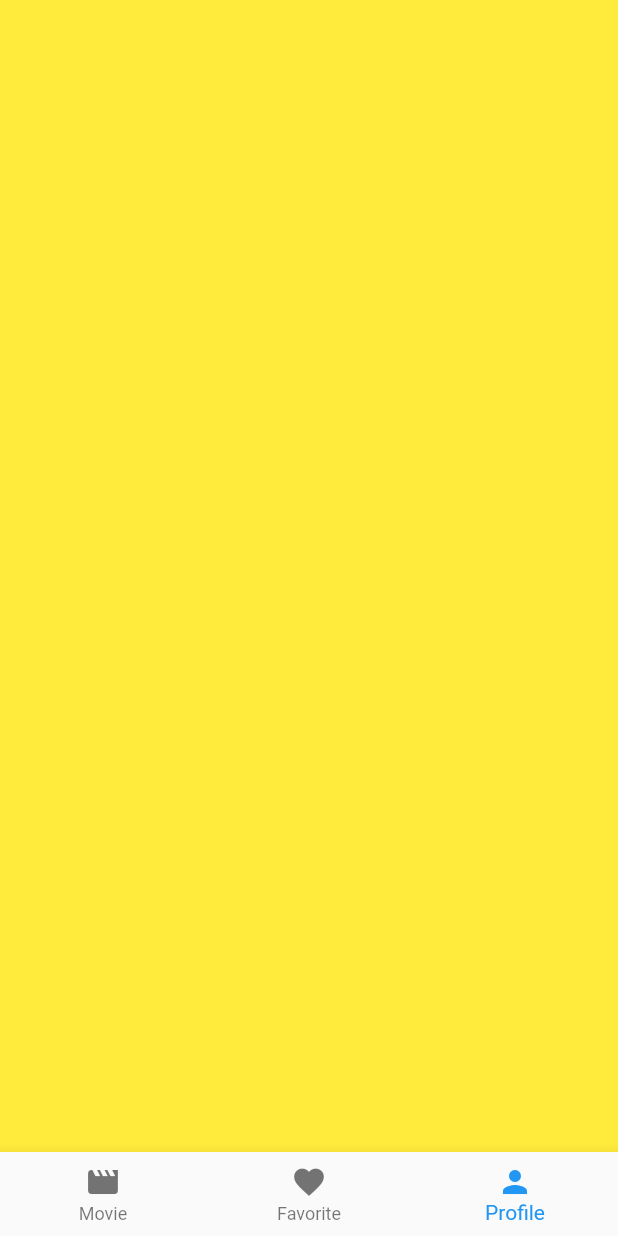
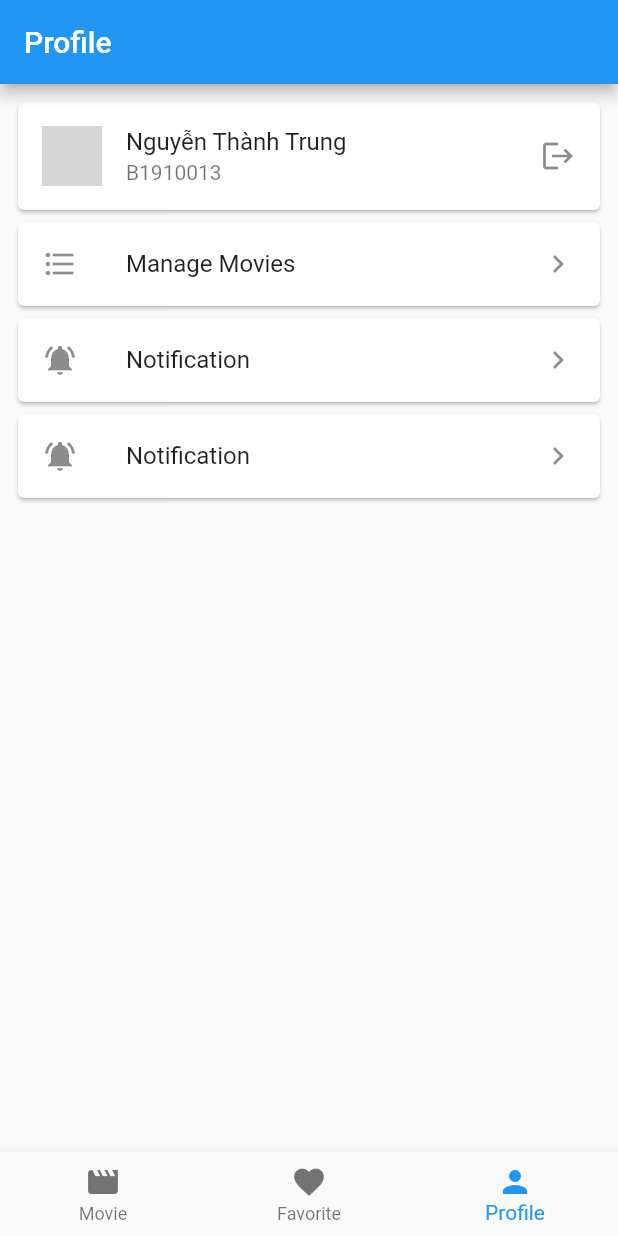
Before and after one commit to nttrung-vn/MovieSpaceApp, a Flutter app: the screen it shows after launch, item 3 of the bottom bar chosen, on a phone screen of 412 x 824 dp. Run offline on Flutter 3.47's test engine with Material 2 defaults, Android fonts, the phone set to English and light mode, and no system bars; network calls fail; grey boxes are pictures that could not be loaded.

Commit message:
Xay dung trang User Control

```diff
--- a/lib/ui/home.dart
+++ b/lib/ui/home.dart
@@ -1,6 +1,7 @@
 import 'package:flutter/material.dart';
 import 'movies/movie_overview_screen.dart';
 import 'movies/movie_favorite_screen.dart';
+import 'shared/user_control_screen.dart';
 
 class Home extends StatefulWidget {
   const Home({Key? key}) : super(key: key);
@@ -19,7 +20,9 @@ class _HomeState extends State<Home> {
     const SafeArea(
       child: MoviesFavoriteScreen(),
     ),
-    Container(color: Colors.yellow),
+    const SafeArea(
+      child: UserControl(),
+    ),
   ];
 
   @override
--- a/lib/ui/movies/movies_manager.dart
+++ b/lib/ui/movies/movies_manager.dart
@@ -10,129 +10,87 @@ class MoviesManager {
       nation: 'USA',
       genre: 'Superhero',
       posterUrl: 'https://metiz.vn/media/poster_film/black.jpg',
-      watchUrl: 'https://www.youtube.com/watch?v=_Z3QKkl1WyM',
+      watchUrl: 'https://youtu.be/_Z3QKkl1WyM',
+      year: 2022,
+      isFavorite: false,
+    ),
+    Movie(
+      id: 'm2',
+      name: 'Bỗng Dưng Trúng Số',
+      description:
+          'Phim Bỗng Dưng Trúng Số - 6/45 có nội dung vô cùng hài hước éo le xoay quanh Chun Woo là 1 người lính Hàn Quốc, trong lúc đang túng thiếu thì may mắn thay nhặt được 1 tấm vé số trúng độc đắc với số tiền lên đến 6 triệu đô, cứ tưởng được đổi đời nào ngờ sơ ý gió thổi bay tấm vé sang bên kia biên giới bị 1 anh lính Triều Tiên tên là Yong Ho lấy được. Bên này anh lính Hàn mong lấy tờ vé số để đổi tiền, trong khi anh chàng Yong Ho cầm trên tay tấm vé độc đắc nhưng lại không thể đổi vì đang ở Triều Tiên không thể bước chân sàng Hàn Quốc được. Thông tin này lan truyền đến tai của những đồng đội của 2 anh chàng, thế là cuộc đàm phán chia 5 xẻ 7 diễn ra. Liệu ai sẽ là người được hưởng lộc trời ban này? Mời các bạn cùng đón xem Bỗng Dưng Trúng Số - 6/45 (2022).',
+      nation: 'Hàn Quốc',
+      genre: 'Hài Hước',
+      posterUrl:
+          'https://www.cgv.vn/media/catalog/product/cache/1/image/c5f0a1eff4c394a251036189ccddaacd/b/d/bdts_main-poster_vi_print_1_.jpg',
+      watchUrl: 'https://youtu.be/1H9HPbWt3es',
+      year: 2022,
+      isFavorite: false,
+    ),
+    Movie(
+      id: 'm3',
+      name: 'Monster Portal',
+      description:
+          'Sau khi mất cha một phụ nữ trẻ được thừa kế tài sản của cha mình. Trong khi cố gắng tìm hiểu thêm về những bỉ ẩn về người cha chết, cô phát hiện ra rằng ngôi nhà đang được sử dụng bởi một giáo phái đang tìm cách triệu hồi những sinh vật đáng sợ nhất của HP Lovecraft.',
+      nation: 'United Kingdom',
+      genre: 'Kinh Dị',
+      posterUrl:
+          'https://m.media-amazon.com/images/M/MV5BYjg3MmExN2QtZTA2ZS00MTc1LWJjMWUtOTMwOWNiMmE0NTZhXkEyXkFqcGdeQXVyNTU2NzI2MzI@._V1_.jpg',
+      watchUrl: 'https://youtu.be/JG89em8fPL0',
+      year: 2022,
+      isFavorite: false,
+    ),
+    Movie(
+      id: 'm4',
+      name: 'Slumberland',
+      description:
+          'Xứ Sở Mộng Mơ - Slumberland theo chân cô bé Nemo khám phá vùng đất kỳ diệu Slumberland cùng với người bạn Flip. Cả hai bắt đầu một hành trình đáng kinh ngạc với hy vọng tìm lại người cha đang mất tích của Nemo.',
+      nation: 'USA',
+      genre: 'Phiêu Lưu',
+      posterUrl:
+          'https://m.media-amazon.com/images/M/MV5BNDUzMzE3NDktN2JmOC00ZjJmLTg0NmMtODE0NDkzNDE5OGYwXkEyXkFqcGdeQXVyMTEyMjM2NDc2._V1_.jpg',
+      watchUrl: 'https://youtu.be/FBnkVJslRGo',
+      year: 2022,
+      isFavorite: false,
+    ),
+    Movie(
+      id: 'm5',
+      name: 'The Limit',
+      description:
+          'Hành trình truy đuổi bọn bắt cóc của một nữ cảnh sát (Lee Jung Hyun) đóng giả mẹ của một nạn nhân khiến chính con trai cô cũng bị đặt vào vòng nguy hiểm, khi thân phận của cô có khả năng bị bại lộ. Giới Hạn Truy Lùng không chỉ mang đến những màn rượt đuổi hồi hộp, các pha hành động mãn nhãn, mà còn là cuộc đấu trí đầy gây cấn giữa hai phe chính - tà.',
+      nation: 'Hàn Quốc',
+      genre: 'Tâm Lý',
+      posterUrl:
+          'https://m.media-amazon.com/images/M/MV5BM2Y4YzY2YjUtOTBjOS00NGVmLWFhMTUtZTRhZDgyNzIyOWIyXkEyXkFqcGdeQXVyMTAzNzI5MDE2._V1_FMjpg_UX1000_.jpg',
+      watchUrl: 'https://youtu.be/ozWVNVZLaao',
       year: 2022,
       isFavorite: true,
     ),
     Movie(
-      id: 'm1',
-      name: 'Black Panther 2',
+      id: 'm6',
+      name: 'The Inhabitant',
       description:
-          'Black Panther: Wakanda Forever là một bộ phim siêu anh hùng của Mỹ năm 2022 dựa trên nhân vật Black Panther của Marvel Comics. Được sản xuất bởi Marvel Studios và được phân phối bởi Walt Disney Studios Motion Pictures, đây là phần tiếp theo của Black Panther (2018) và là bộ phim thứ 30 trong Vũ trụ Điện ảnh Marvel (MCU).',
+          'The Inhabitant kể về câu chuyện của cô bé Tara, cô biết rằng bản thân và gia đình mình có gì đó không giống với bạn bè. Và rồi một loạt các vụ án giết người bằng rìu xảy ra trong thị trấn, khiến Tara chắc chắn rằng có gì đó không đúng về gia đình của mình.',
       nation: 'USA',
-      genre: 'Superhero',
-      posterUrl: 'https://metiz.vn/media/poster_film/black.jpg',
-      watchUrl: 'https://www.youtube.com/watch?v=_Z3QKkl1WyM',
+      genre: 'Tâm Lý',
+      posterUrl:
+          'https://m.media-amazon.com/images/M/MV5BNjZmYTliYTctODcwNi00MTY3LWEzZjUtMTVlMWIyYTFkN2QzXkEyXkFqcGdeQXVyMDIyMDM0OQ@@._V1_.jpg',
+      watchUrl: 'https://youtu.be/FpO37i1ZvwM',
       year: 2022,
       isFavorite: true,
     ),
     Movie(
-      id: 'm1',
-      name: 'Black Panther 2',
+      id: 'm7',
+      name: 'Shadow Master',
       description:
-          'Black Panther: Wakanda Forever là một bộ phim siêu anh hùng của Mỹ năm 2022 dựa trên nhân vật Black Panther của Marvel Comics. Được sản xuất bởi Marvel Studios và được phân phối bởi Walt Disney Studios Motion Pictures, đây là phần tiếp theo của Black Panther (2018) và là bộ phim thứ 30 trong Vũ trụ Điện ảnh Marvel (MCU).',
+          'Shadow Master sau khi bị giết bởi một nhóm tội phạm, An Voaen được tái sinh với siêu năng lực siêu nhiên chưa thể lý giải được và thực hiện sứ mệnh của mình để sửa chữa những sai trái cho thành phố của mình. Anh ta sẽ đối đầu với ai và những pha hành động như thế nào ?',
       nation: 'USA',
-      genre: 'Superhero',
-      posterUrl: 'https://metiz.vn/media/poster_film/black.jpg',
-      watchUrl: 'https://www.youtube.com/watch?v=_Z3QKkl1WyM',
+      genre: 'Hành Động',
+      posterUrl:
+          'https://m.media-amazon.com/images/M/MV5BMzQwNDY0NGEtYzFmOC00ZmRkLWEzZmUtZTQ0MjQ0YjRhMDA1XkEyXkFqcGdeQXVyOTg4MDYyNw@@._V1_FMjpg_UX1000_.jpg',
+      watchUrl: 'https://youtu.be/HD_H9VmwZio',
       year: 2022,
-      isFavorite: false,
-    ),
-    Movie(
-      id: 'm1',
-      name: 'Black Panther 2',
-      description:
-          'Black Panther: Wakanda Forever là một bộ phim siêu anh hùng của Mỹ năm 2022 dựa trên nhân vật Black Panther của Marvel Comics. Được sản xuất bởi Marvel Studios và được phân phối bởi Walt Disney Studios Motion Pictures, đây là phần tiếp theo của Black Panther (2018) và là bộ phim thứ 30 trong Vũ trụ Điện ảnh Marvel (MCU).',
-      nation: 'USA',
-      genre: 'Superhero',
-      posterUrl: 'https://metiz.vn/media/poster_film/black.jpg',
-      watchUrl: 'https://www.youtube.com/watch?v=_Z3QKkl1WyM',
-      year: 2022,
-      isFavorite: false,
-    ),
-    Movie(
-      id: 'm1',
-      name: 'Black Panther 2',
-      description:
-          'Black Panther: Wakanda Forever là một bộ phim siêu anh hùng của Mỹ năm 2022 dựa trên nhân vật Black Panther của Marvel Comics. Được sản xuất bởi Marvel Studios và được phân phối bởi Walt Disney Studios Motion Pictures, đây là phần tiếp theo của Black Panther (2018) và là bộ phim thứ 30 trong Vũ trụ Điện ảnh Marvel (MCU).',
-      nation: 'USA',
-      genre: 'Superhero',
-      posterUrl: 'https://metiz.vn/media/poster_film/black.jpg',
-      watchUrl: 'https://www.youtube.com/watch?v=_Z3QKkl1WyM',
-      year: 2022,
-      isFavorite: false,
-    ),
-    Movie(
-      id: 'm1',
-      name: 'Black Panther 2',
-      description:
-          'Black Panther: Wakanda Forever là một bộ phim siêu anh hùng của Mỹ năm 2022 dựa trên nhân vật Black Panther của Marvel Comics. Được sản xuất bởi Marvel Studios và được phân phối bởi Walt Disney Studios Motion Pictures, đây là phần tiếp theo của Black Panther (2018) và là bộ phim thứ 30 trong Vũ trụ Điện ảnh Marvel (MCU).',
-      nation: 'USA',
-      genre: 'Superhero',
-      posterUrl: 'https://metiz.vn/media/poster_film/black.jpg',
-      watchUrl: 'https://www.youtube.com/watch?v=_Z3QKkl1WyM',
-      year: 2022,
-      isFavorite: false,
-    ),
-    Movie(
-      id: 'm1',
-      name: 'Black Panther 2',
-      description:
-          'Black Panther: Wakanda Forever là một bộ phim siêu anh hùng của Mỹ năm 2022 dựa trên nhân vật Black Panther của Marvel Comics. Được sản xuất bởi Marvel Studios và được phân phối bởi Walt Disney Studios Motion Pictures, đây là phần tiếp theo của Black Panther (2018) và là bộ phim thứ 30 trong Vũ trụ Điện ảnh Marvel (MCU).',
-      nation: 'USA',
-      genre: 'Superhero',
-      posterUrl: 'https://metiz.vn/media/poster_film/black.jpg',
-      watchUrl: 'https://www.youtube.com/watch?v=_Z3QKkl1WyM',
-      year: 2022,
-      isFavorite: false,
-    ),
-    Movie(
-      id: 'm1',
-      name: 'Black Panther 2',
-      description:
-          'Black Panther: Wakanda Forever là một bộ phim siêu anh hùng của Mỹ năm 2022 dựa trên nhân vật Black Panther của Marvel Comics. Được sản xuất bởi Marvel Studios và được phân phối bởi Walt Disney Studios Motion Pictures, đây là phần tiếp theo của Black Panther (2018) và là bộ phim thứ 30 trong Vũ trụ Điện ảnh Marvel (MCU).',
-      nation: 'USA',
-      genre: 'Superhero',
-      posterUrl: 'https://metiz.vn/media/poster_film/black.jpg',
-      watchUrl: 'https://www.youtube.com/watch?v=_Z3QKkl1WyM',
-      year: 2022,
-      isFavorite: false,
-    ),
-    Movie(
-      id: 'm1',
-      name: 'Black Panther 2',
-      description:
-          'Black Panther: Wakanda Forever là một bộ phim siêu anh hùng của Mỹ năm 2022 dựa trên nhân vật Black Panther của Marvel Comics. Được sản xuất bởi Marvel Studios và được phân phối bởi Walt Disney Studios Motion Pictures, đây là phần tiếp theo của Black Panther (2018) và là bộ phim thứ 30 trong Vũ trụ Điện ảnh Marvel (MCU).',
-      nation: 'USA',
-      genre: 'Superhero',
-      posterUrl: 'https://metiz.vn/media/poster_film/black.jpg',
-      watchUrl: 'https://www.youtube.com/watch?v=_Z3QKkl1WyM',
-      year: 2022,
-      isFavorite: false,
-    ),
-    Movie(
-      id: 'm1',
-      name: 'Black Panther 2',
-      description:
-          'Black Panther: Wakanda Forever là một bộ phim siêu anh hùng của Mỹ năm 2022 dựa trên nhân vật Black Panther của Marvel Comics. Được sản xuất bởi Marvel Studios và được phân phối bởi Walt Disney Studios Motion Pictures, đây là phần tiếp theo của Black Panther (2018) và là bộ phim thứ 30 trong Vũ trụ Điện ảnh Marvel (MCU).',
-      nation: 'USA',
-      genre: 'Superhero',
-      posterUrl: 'https://metiz.vn/media/poster_film/black.jpg',
-      watchUrl: 'https://www.youtube.com/watch?v=_Z3QKkl1WyM',
-      year: 2022,
-      isFavorite: false,
-    ),
-    Movie(
-      id: 'm1',
-      name: 'Black Panther 2',
-      description:
-          'Black Panther: Wakanda Forever là một bộ phim siêu anh hùng của Mỹ năm 2022 dựa trên nhân vật Black Panther của Marvel Comics. Được sản xuất bởi Marvel Studios và được phân phối bởi Walt Disney Studios Motion Pictures, đây là phần tiếp theo của Black Panther (2018) và là bộ phim thứ 30 trong Vũ trụ Điện ảnh Marvel (MCU).',
-      nation: 'USA',
-      genre: 'Superhero',
-      posterUrl: 'https://metiz.vn/media/poster_film/black.jpg',
-      watchUrl: 'https://www.youtube.com/watch?v=_Z3QKkl1WyM',
-      year: 2022,
-      isFavorite: false,
+      isFavorite: true,
     ),
   ];
 
--- /dev/null
+++ b/lib/ui/shared/user_control_screen.dart
@@ -0,0 +1,45 @@
+import 'package:flutter/material.dart';
+
+class UserControl extends StatelessWidget {
+  const UserControl({super.key});
+
+  @override
+  Widget build(BuildContext context) {
+    return Scaffold(
+      appBar: AppBar(
+        title: const Text('Profile'),
+      ),
+      body: ListView(
+        padding: const EdgeInsets.all(8),
+        children: const <Widget>[
+          Card(
+              child: ListTile(
+                  title: Text("Nguyễn Thành Trung"),
+                  subtitle: Text("B1910013"),
+                  leading: CircleAvatar(
+                      backgroundImage: NetworkImage(
+                          'https://i.pinimg.com/474x/79/d3/1e/79d31e406fe3d3d7322b18666184911d.jpg')),
+                  trailing: Icon(Icons.logout))),
+          Card(
+            child: ListTile(
+                title: Text("Manage Movies"),
+                leading: Icon(Icons.format_list_bulleted),
+                trailing: Icon(Icons.chevron_right)),
+          ),
+          Card(
+            child: ListTile(
+                title: Text("Notification"),
+                leading: Icon(Icons.notifications_active),
+                trailing: Icon(Icons.chevron_right)),
+          ),
+          Card(
+            child: ListTile(
+                title: Text("Notification"),
+                leading: Icon(Icons.notifications_active),
+                trailing: Icon(Icons.chevron_right)),
+          ),
+        ],
+      ),
+    );
+  }
+}
```
